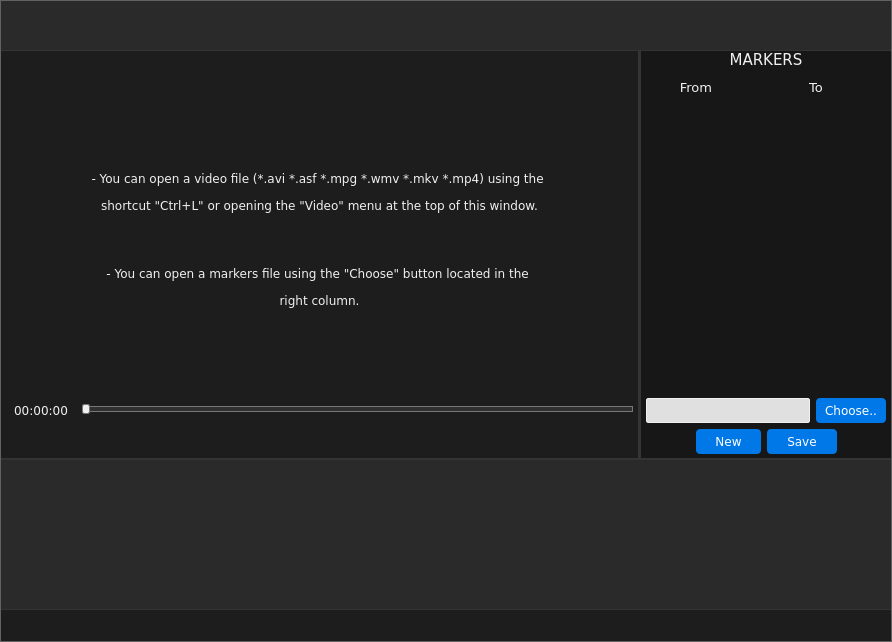
Above: mainwindow.ui from LucaGallinari/ScenesManager before the change. Below: the same form after it.
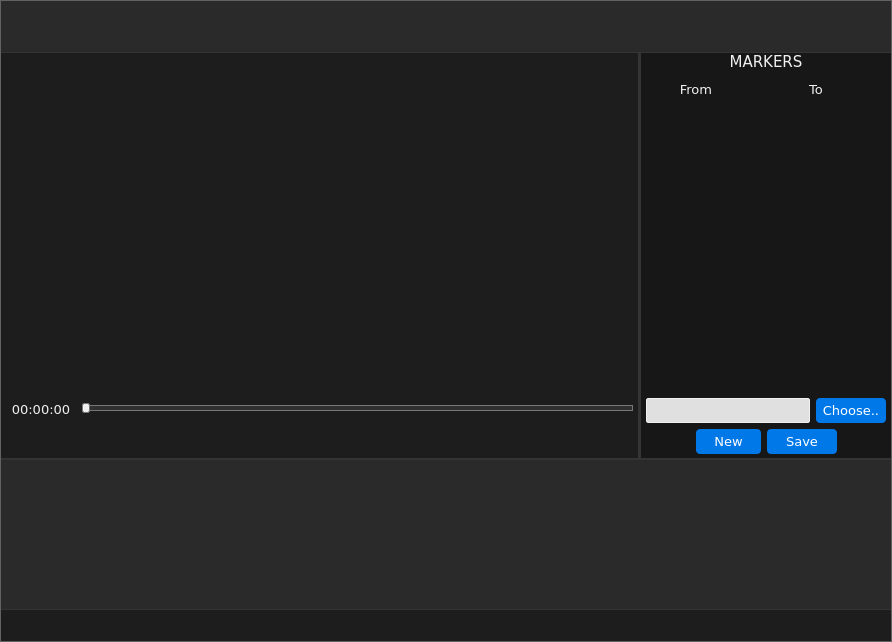
That is the form after the change. Icons and pictures are not drawn.

```diff
--- a/mainwindow.ui
+++ b/mainwindow.ui
@@ -26,6 +26,7 @@
   <property name="styleSheet">
    <string notr="true">* {
 font-family: Verdana,Geneva,sans-serif; 
+font-size:10pt;
 }
 
 QDialog, QMessageBox {
@@ -242,7 +243,7 @@
       <property name="minimumSize">
        <size>
         <width>0</width>
-        <height>50</height>
+        <height>52</height>
        </size>
       </property>
       <layout class="QVBoxLayout" name="verticalLayout_6">
@@ -360,7 +361,7 @@
                </sizepolicy>
               </property>
               <property name="text">
-               <string>&lt;html&gt;&lt;head/&gt;&lt;body&gt;&lt;p align=&quot;center&quot;&gt;&lt;img src=&quot;:/brands/shotmanager.png&quot;/&gt;&lt;/p&gt;&lt;p align=&quot;center&quot;&gt;&lt;br/&gt;&lt;/p&gt;&lt;p align=&quot;center&quot;&gt;&lt;span style=&quot; font-size:9pt;&quot;&gt;- You can open a video file (*.avi *.asf *.mpg *.wmv *.mkv *.mp4) using the &lt;/span&gt;&lt;/p&gt;&lt;p align=&quot;center&quot;&gt;&lt;span style=&quot; font-size:9pt;&quot;&gt;shortcut &amp;quot;Ctrl+L&amp;quot; or opening the &amp;quot;Video&amp;quot; menu at the top of this window.&lt;/span&gt;&lt;/p&gt;&lt;p align=&quot;center&quot;&gt;&lt;br/&gt;&lt;/p&gt;&lt;p align=&quot;center&quot;&gt;&lt;span style=&quot; font-size:9pt;&quot;&gt;- You can open a markers file using the &amp;quot;Choose&amp;quot; button located in the &lt;/span&gt;&lt;/p&gt;&lt;p align=&quot;center&quot;&gt;&lt;span style=&quot; font-size:9pt;&quot;&gt;right column.&lt;/span&gt;&lt;/p&gt;&lt;/body&gt;&lt;/html&gt;</string>
+               <string/>
               </property>
               <property name="textFormat">
                <enum>Qt::RichText</enum>
```
